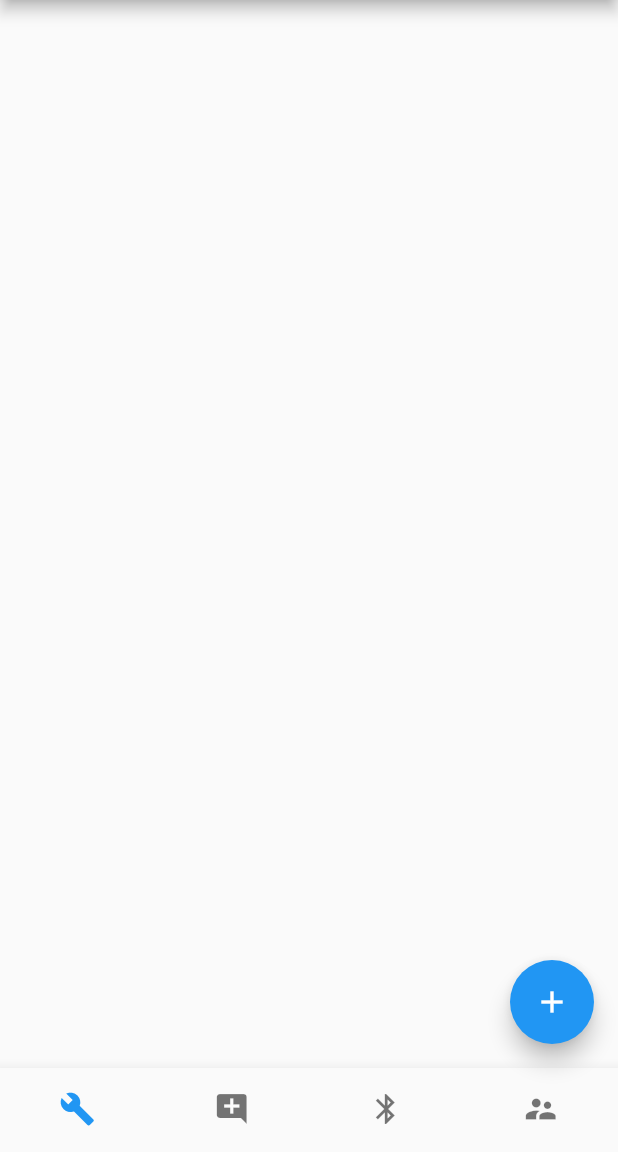
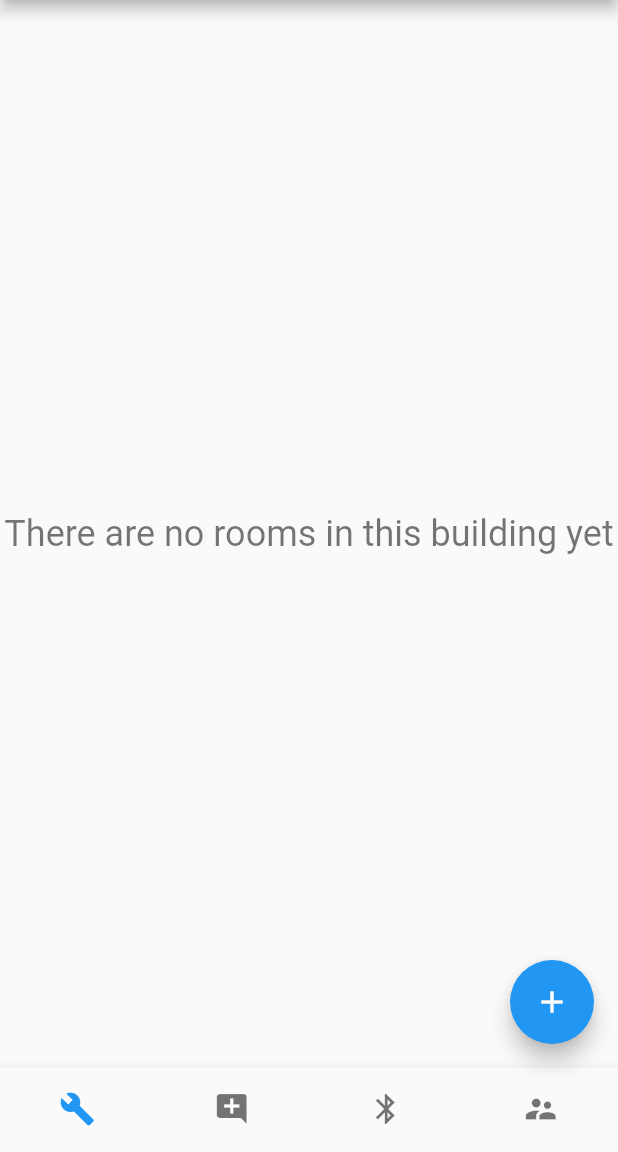
Before and after one commit to DTUFeedme/feedme-mobile, a Flutter app: the BuildingManager screen opened by its route, on a phone screen of 412 x 824 dp, the part 84-1236 px from its top. Run offline on Flutter 3.47's test engine with Material 2 defaults, Android fonts, the phone set to English and light mode, and no system bars; our stand-ins replace flutter_blue, flutter_local_notifications, shared_preferences, tuple; missing offline and left inert: background_fetch; accounts and stored records are empty; generated files the repository leaves out were written again; network calls fail; statements that could not run were skipped.

Commit message:
Empty lists now show text confirming that they are empty. This improves user experience

```diff
--- a/lib/functions/setSubtitle.dart
+++ b/lib/functions/setSubtitle.dart
@@ -1,5 +1,5 @@
 import 'package:climify/models/roomModel.dart';
-import 'package:climify/services/send_receive_location.dart';
+import 'package:climify/services/updateLocation.dart';
 import 'package:flutter/material.dart';
 import 'package:provider/provider.dart';
 
--- a/lib/main.dart
+++ b/lib/main.dart
@@ -4,7 +4,7 @@ import 'package:climify/routes/splashScreen.dart';
 import 'package:climify/routes/userLogin.dart';
 import 'package:climify/routes/userRoutes/registeredUserRoute.dart';
 import 'package:climify/routes/userRoutes/unregisteredUserRoute.dart';
-import 'package:climify/services/send_receive_location.dart';
+import 'package:climify/services/updateLocation.dart';
 
 //import 'package:climify/test/testQuestion.dart';
 import 'package:flutter/material.dart';
--- a/lib/routes/buildingManager.dart
+++ b/lib/routes/buildingManager.dart
@@ -12,6 +12,7 @@ import 'package:climify/services/bluetooth.dart';
 import 'package:climify/services/rest_service.dart';
 import 'package:climify/services/snackbarError.dart';
 import 'package:climify/widgets/customDialog.dart';
+import 'package:climify/widgets/emptyListText.dart';
 import 'package:climify/widgets/listButton.dart';
 import 'package:climify/widgets/submitButton.dart';
 import 'package:flutter/material.dart';
@@ -457,7 +458,8 @@ class _BuildingManagerState extends State<BuildingManager> {
                 child: RefreshIndicator(
                   onRefresh: () => _updateBuilding(),
                   child: Container(
-                    child: ListView.builder(
+                    child: _building.rooms.isNotEmpty
+                        ? ListView.builder(
                             padding: EdgeInsets.symmetric(
                               horizontal: 8,
                               vertical: 4,
@@ -472,6 +474,9 @@ class _BuildingManagerState extends State<BuildingManager> {
                                 ),
                               ),
                             ),
+                          )
+                        : EmptyListText(
+                            text: 'There are no rooms in this building yet',
                           ),
                   ),
                 ),
@@ -481,53 +486,35 @@ class _BuildingManagerState extends State<BuildingManager> {
                 child: RefreshIndicator(
                   onRefresh: () => _updateQuestions(),
                   child: Container(
-                    child: ListView.builder(
+                    child: _questionsRealList.isNotEmpty
+                        ? ListView.builder(
                             padding: EdgeInsets.symmetric(
                               horizontal: 8,
                               vertical: 4,
                             ),
                             itemCount: _questionsRealList.length,
                             itemBuilder: (_, index) => ListButton(
-                        onTap: () => _questionMenu(_questionsRealList[index]),
+                              onTap: () =>
+                                  _questionMenu(_questionsRealList[index]),
                               child: Text(
                                 _questionsRealList[index].value,
                                 style: TextStyle(
                                   color: (_questionsRealList.any((question) =>
-                                    _questionsRealList[index].isActive == false)
+                                          _questionsRealList[index].isActive ==
+                                          false)
                                       ? Colors.red[800]
                                       : Colors.green[800]),
                                   fontSize: 24,
                                 ),
                               ),
                             ),
+                          )
+                        : EmptyListText(
+                            text: 'There are no questions yet',
                           ),
                   ),
                 ),
               ),
-              // Visibility(
-              //   visible: _visibleIndex == 2,
-              //   child: RefreshIndicator(
-              //     onRefresh: () => _updateBeacons(),
-              //     child: Container(
-              //       child: ListView.builder(
-              //         padding: EdgeInsets.symmetric(
-              //           horizontal: 8,
-              //           vertical: 4,
-              //         ),
-              //         itemCount: _beacons.length,
-              //         itemBuilder: (_, index) => ListButton(
-              //           onTap: () => _beaconMenu(_beacons[index]),
-              //           child: Text(
-              //             _beacons[index].name,
-              //             style: TextStyle(
-              //               fontSize: 24,
-              //             ),
-              //           ),
-              //         ),
-              //       ),
-              //     ),
-              //   ),
-              // ),
               Visibility(
                 maintainState: true,
                 visible: _visibleIndex == 2,
@@ -538,11 +525,15 @@ class _BuildingManagerState extends State<BuildingManager> {
                       child: RefreshIndicator(
                         key: _refreshBeaconKey,
                         onRefresh: _updateBeacons,
-                        child: ScannedDevices(
+                        child: _beacons.isNotEmpty
+                            ? ScannedDevices(
                                 _beacons,
                                 _blacklist,
                                 _getSignalStrengthString,
                                 _toggleBlacklistBeacon,
+                              )
+                            : EmptyListText(
+                                text: 'No beacons scanned',
                               ),
                       ),
                     ),
--- a/lib/routes/dialogues/scanRoom.dart
+++ b/lib/routes/dialogues/scanRoom.dart
@@ -76,9 +76,6 @@ class ScanRoom {
 
           beaconsScanned = signalMap.beacons.length;
 
-          print("signal map beacons:");
-          print(signalMap.beacons);
-
           if (beaconsScanned > 0) {
             APIResponse<String> apiResponse =
                 await _restService.postSignalMap(signalMap, room.id);
--- a/lib/services/bluetooth.dart
+++ b/lib/services/bluetooth.dart
@@ -82,9 +82,6 @@ class BluetoothServices {
       signalMap = await addStreamReadingsToSignalMap(signalMap, 2000);
     }
 
-    print("signal map beacons:");
-    print(signalMap.beacons);
-
     APIResponse<RoomModel> apiResponseRoom =
         await restService.getRoomFromSignalMap(signalMap);
     if (apiResponseRoom.error == false) {
--- /dev/null
+++ b/lib/widgets/emptyListText.dart
@@ -0,0 +1,24 @@
+import 'package:flutter/material.dart';
+
+class EmptyListText extends StatelessWidget {
+  final String text;
+
+  const EmptyListText({
+    this.text,
+    Key key,
+  }) : super(key: key);
+
+  @override
+  Widget build(BuildContext context) {
+    return Center(
+      child: Text(
+        text,
+        textAlign: TextAlign.center,
+        style: TextStyle(
+          fontSize: 24,
+          color: Colors.black54,
+        ),
+      ),
+    );
+  }
+}
--- a/lib/widgets/scanAppBar.dart
+++ b/lib/widgets/scanAppBar.dart
@@ -1,4 +1,4 @@
-import 'package:climify/services/send_receive_location.dart';
+import 'package:climify/services/updateLocation.dart';
 import 'package:flutter/material.dart';
 import 'package:provider/provider.dart';
 
```
Also changed, not shown: lib/routes/userRoutes/buildingList.dart (+7 -1 lines), lib/routes/userRoutes/registeredUserRoute.dart (+16 -5 lines), lib/routes/userRoutes/unregisteredUserRoute.dart (+10 -1 lines), lib/routes/userRoutes/viewRoomFeedback.dart (+13 -3 lines), lib/routes/viewAnsweredQuestions.dart (+17 -3 lines), lib/widgets/questionList.dart (+5 -2 lines), lib/services/updateLocation.dart (renamed from lib/services/send_receive_location.dart). Lines whose indentation alone changed are shown as unchanged.
